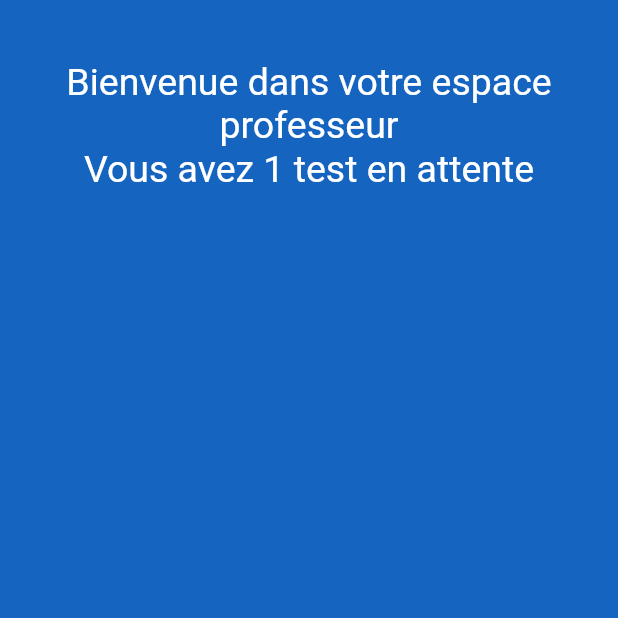
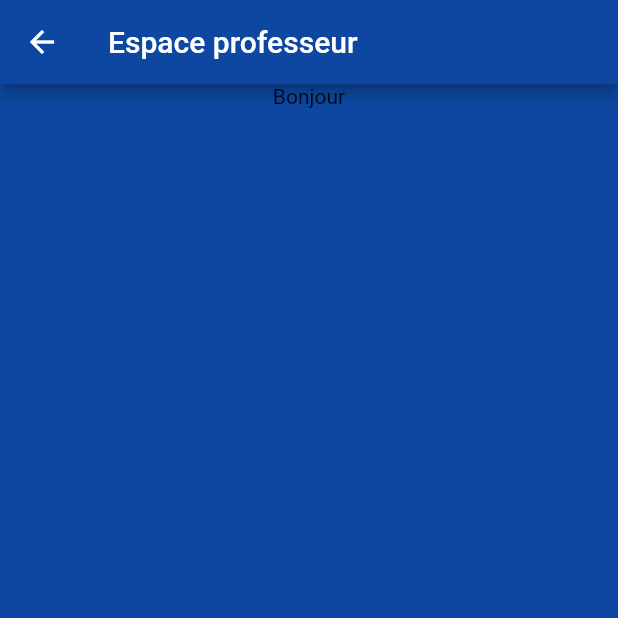
Before and after one commit to Thomaslgts/Flutter-QCM, a Flutter app: the ProfileTeacher screen opened directly, on a phone screen of 412 x 824 dp, the top half of it. Run offline on Flutter 3.47's test engine with Material 2 defaults, Android fonts, the phone set to English and light mode, and no system bars; our stand-ins replace timer_count_down; network calls fail.

Commit message:
Update Account_Teacher.dart
Mise en place du package album.dart

```diff
--- a/lib/Account_Teacher.dart
+++ b/lib/Account_Teacher.dart
@@ -1,4 +1,5 @@
 import 'package:flutter/material.dart';
+import 'package:projetuto/model/album.dart';
 
 class ProfileTeacher extends StatefulWidget {
   @override
@@ -6,26 +7,29 @@ class ProfileTeacher extends StatefulWidget {
 }
 
 class _ProfileTeacherState extends State<ProfileTeacher> {
+  Future<Album> futureAlbum;
+
+  @override
+  void initState() {
+    super.initState();
+    futureAlbum = fetchAlbum();
+  }
+
   @override
   Widget build(BuildContext context) {
     return Scaffold(
-      backgroundColor: Colors.blue[800],
-      body: Column(
-        children: [
-          SafeArea(
-            child: Container(
-              margin: EdgeInsets.only(top: 40),
-              child: Center(
-                child: Text('Bienvenue dans votre espace professeur',
-                    textAlign: TextAlign.center,
-                    style: TextStyle(fontSize: 25, color: Colors.white)),
-              ),
-            ),
-          ),
-          Text('Vous avez 1 test en attente',
-              style: TextStyle(fontSize: 25, color: Colors.white)),
-        ],
-      ),
-    );
+        backgroundColor: Colors.blue[900],
+        appBar: AppBar(
+          backgroundColor: Colors.blue[900],
+          title: Text('Espace professeur'),
+        ),
+        body: Center(
+            child: FutureBuilder<Album>(
+                future: futureAlbum,
+                builder: (context, snapshot) {
+                  return Column(
+                    children: [Text("Bonjour")],
+                  );
+                })));
   }
 }
```
